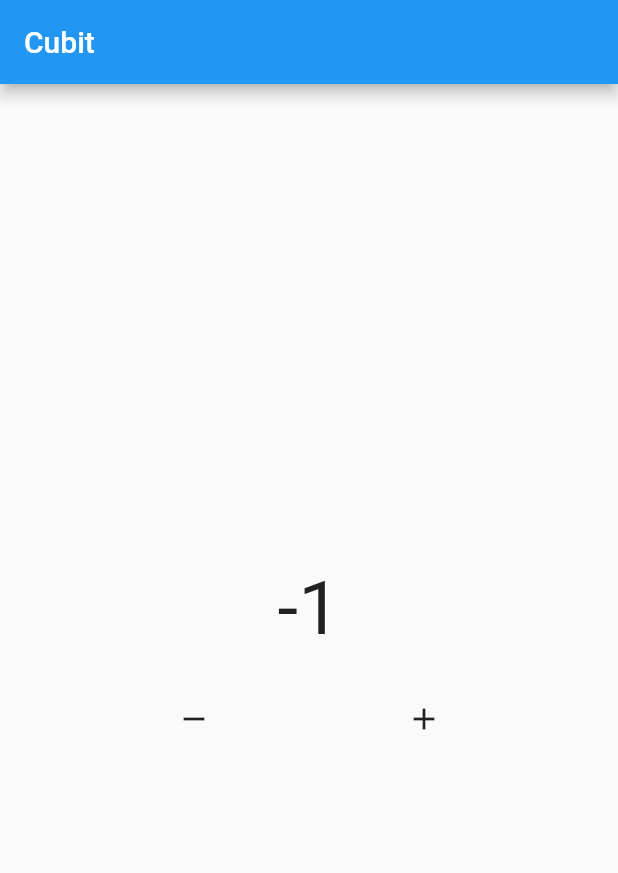
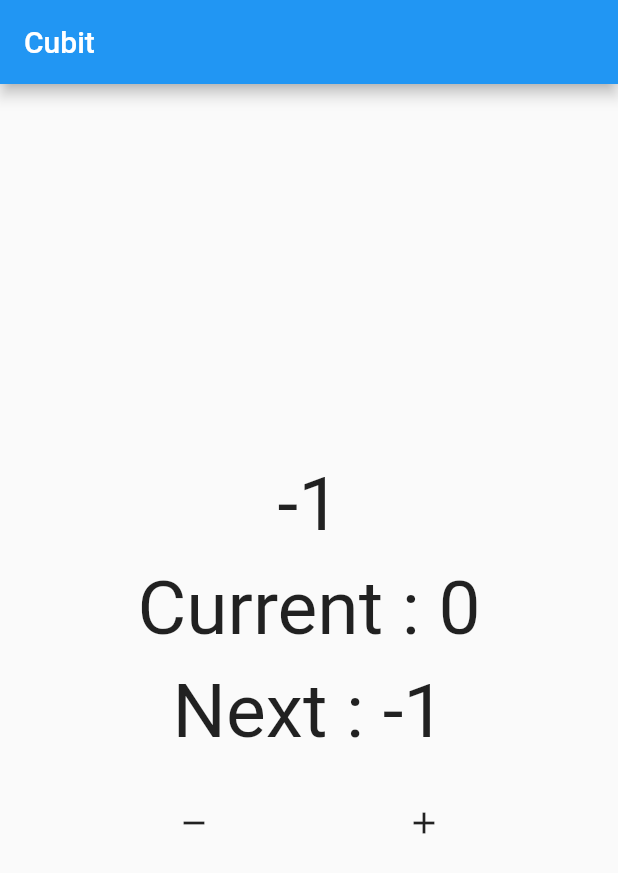
Before and after one commit to juragancode/latihan_bloc, a Flutter app: the screen it shows after launch, after a tap on the "remove" icon, on a phone screen of 412 x 824 dp. Shown: the top 873 px of the screen. Run offline on Flutter 3.47's test engine with Material 2 defaults, Android fonts, the phone set to English and light mode, and no system bars; our stand-ins replace bloc.

Commit message:
Cubit Observer

```diff
--- a/lib/main.dart
+++ b/lib/main.dart
@@ -21,6 +21,8 @@ class CounterCubit extends Cubit<int> {
   CounterCubit({this.inisialData = 0}) : super(inisialData);
 
   int inisialData;
+  int? current;
+  int? next;
 
   void tambahData() {
     emit(state + 1);
@@ -28,6 +30,19 @@ class CounterCubit extends Cubit<int> {
 
   void kurangData() {
     emit(state - 1);
+  }
+
+  @override
+  void onChange(Change<int> change) {
+    super.onChange(change);
+    current = change.currentState;
+    next = change.nextState;
+  }
+
+  @override
+  void onError(Object error, StackTrace stackTrace) {
+    super.onError(error, stackTrace);
+    print(error);
   }
 }
 
@@ -48,11 +63,29 @@ class HomePage extends StatelessWidget {
             stream: mycounter.stream,
             builder: (context, snapshot) {
               return Center(
-                child: Text(
-                  "${snapshot.data}",
-                  style: TextStyle(
-                    fontSize: 50,
-                  ),
+                child: Column(
+                  children: [
+                    Text(
+                      "${snapshot.data}",
+                      style: TextStyle(
+                        fontSize: 50,
+                      ),
+                    ),
+                    SizedBox(height: 10),
+                    Text(
+                      "Current : ${mycounter.current}",
+                      style: TextStyle(
+                        fontSize: 50,
+                      ),
+                    ),
+                    SizedBox(height: 10),
+                    Text(
+                      "Next : ${mycounter.next}",
+                      style: TextStyle(
+                        fontSize: 50,
+                      ),
+                    ),
+                  ],
                 ),
               );
             },
```
